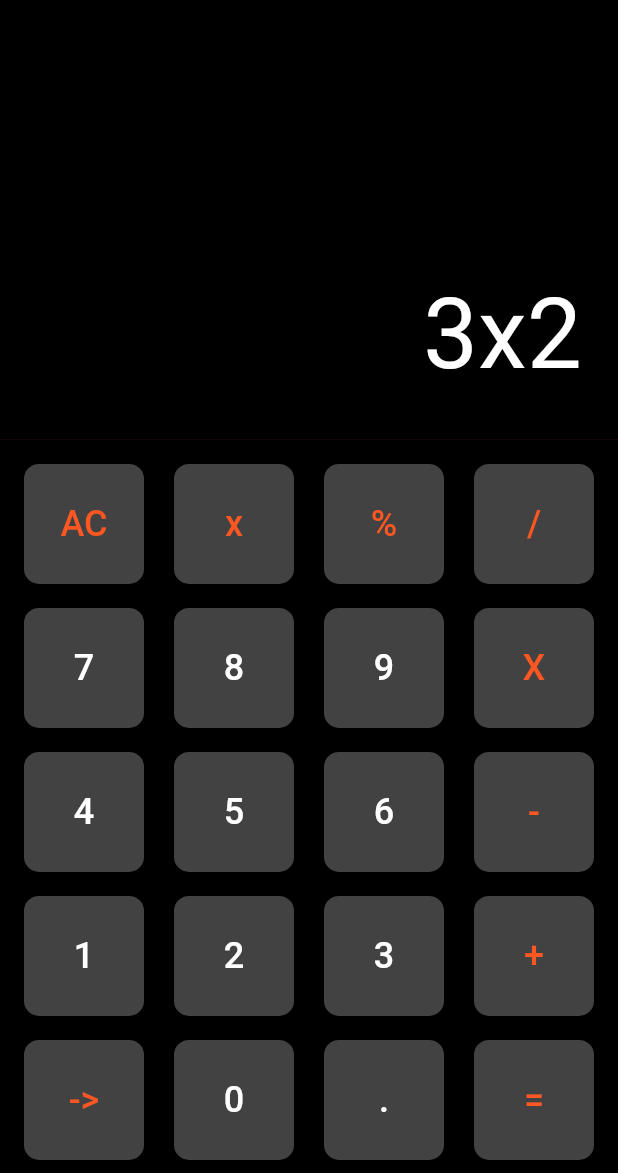
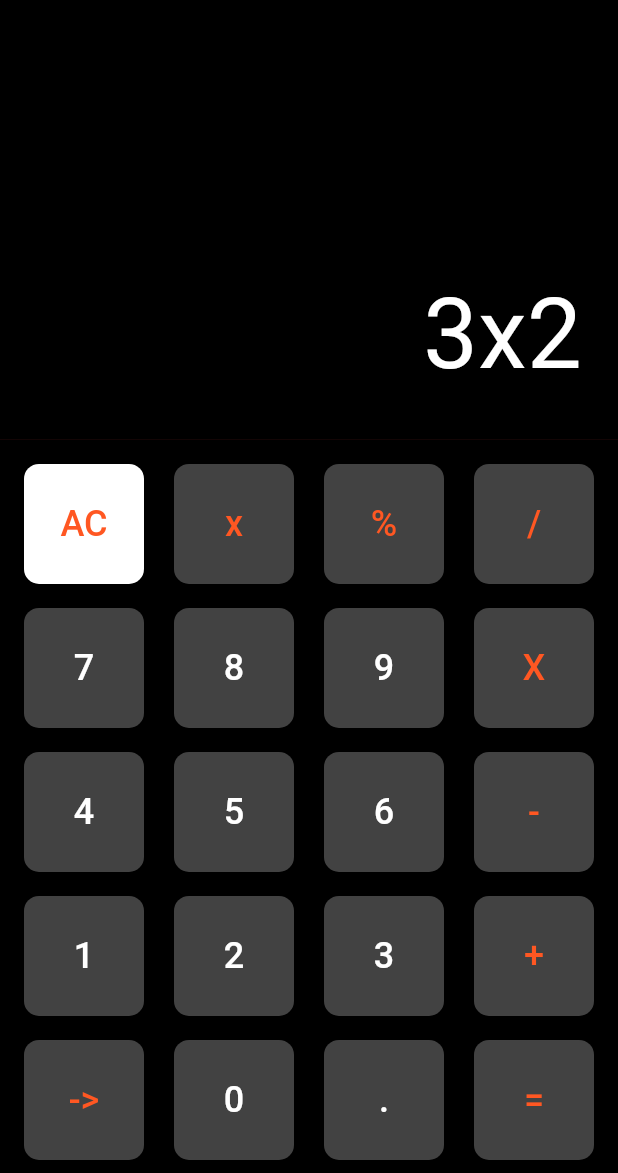
Before and after one commit to ArtoriasDWater/blog, a Flutter app: the screen it shows after launch, on a phone screen of 412 x 824 dp, the part 63-1236 px from its top. Run offline on Flutter 3.47's test engine with Material 3 defaults, Android fonts, the phone set to English and light mode, and no system bars.

Commit message:
Se cambia el color del boton de volver a 0 a blanco

```diff
--- a/lib/main.dart
+++ b/lib/main.dart
@@ -59,7 +59,7 @@ class MyApp extends StatelessWidget {
                       children: [
                         BotonCalculadora(
                           texto: 'AC',
-                          colorFondo: Colors.grey.shade800,
+                          colorFondo: Colors.white,
                           colorTexto: Colors.deepOrange,
                         ),
                         BotonCalculadora(
```
